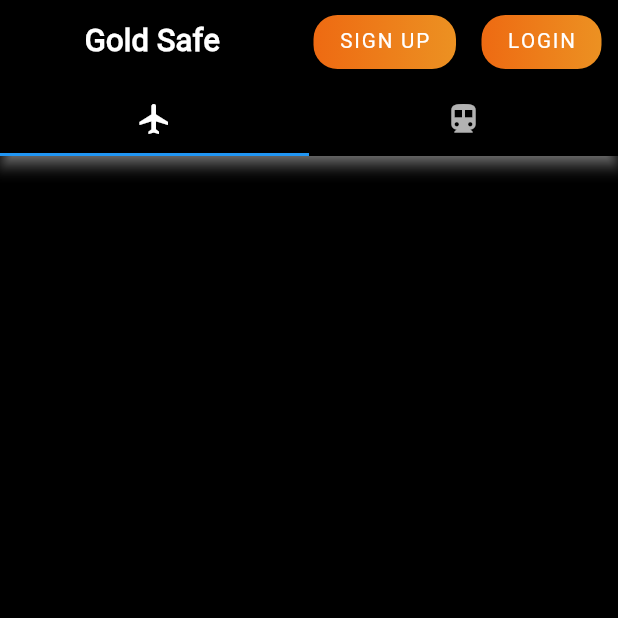
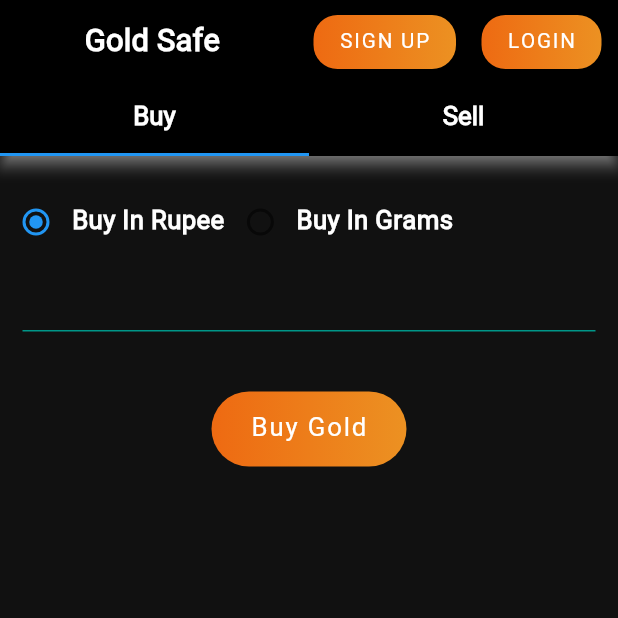
Before and after one commit to shri-rang/streamapp, a Flutter app: the HomeScreen screen opened directly, on a phone screen of 412 x 824 dp, the top half of it. Run offline on Flutter 3.47's test engine with Material 2 defaults, Android fonts, the phone set to English and light mode, and no system bars; our stand-ins replace animated_notch_bottom_bar, animated_splash_screen, bloc, carousel_slider, chewie, country_code_picker and 29 more; missing offline and left inert: admob_flutter, app_review, flutter_downloader, flutter_pagewise, flutter_paypal, flutter_share and 2 more; accounts and stored records are empty; network calls fail; statements that could not run were skipped.

Commit message:
gold new ui

```diff
--- a/lib/screen/Tabs/Buy.dart
+++ b/lib/screen/Tabs/Buy.dart
@@ -0,0 +1,183 @@
+import 'package:flutter/material.dart';
+import 'package:flutter_screenutil/flutter_screenutil.dart';
+import 'package:oxoo/colors.dart';
+import 'package:oxoo/pages/CoontinuePage.dart';
+
+class BuyScreen extends StatefulWidget {
+  const BuyScreen({super.key});
+
+  @override
+  State<BuyScreen> createState() => _BuyScreenState();
+}
+
+class _BuyScreenState extends State<BuyScreen> {
+  String buyIn = "buyinR";
+  TextEditingController _controller = TextEditingController();
+
+  @override
+  Widget build(BuildContext context) {
+    return Scaffold(
+      body: Column(
+        children: [
+          Container(
+            child: Column(
+              children: [
+                SizedBox(height: 20),
+                Row(
+                  children: [
+                    buyInWidget("buyinR", "Buy In Rupee"),
+                    buyInWidget("buyinGm", "Buy In Grams"),
+                  ],
+                ),
+                Padding(
+                  padding: const EdgeInsets.symmetric(horizontal: 15),
+                  child: TextFormField(
+                    controller: _controller,
+                    decoration: InputDecoration(
+                      // labelText: "Enter Email",
+                      fillColor: Colors.white,
+                      prefix: Padding(
+                        padding: const EdgeInsets.only(right: 10),
+                        child: Text(
+                          "₹",
+                          style: textStyle,
+                        ),
+                      ),
+                      suffix: Text(
+                        "= 0.3245",
+                        style: textStyle,
+                      ),
+                      enabledBorder: UnderlineInputBorder(
+                        borderSide: BorderSide(color: Colors.teal),
+                      ),
+                      focusedBorder: UnderlineInputBorder(
+                        borderSide: BorderSide(color: Colors.teal),
+                      ),
+                      border: UnderlineInputBorder(
+                        borderSide: BorderSide(color: Colors.teal),
+                      ),
+                      // focusedBorder: OutlineInputBorder(
+
+                      //   borderRadius: BorderRadius.circular(25.0),
+                      //   borderSide: BorderSide(
+
+                      //     color: Colors.blue,
+                      //   ),
+                      // ),
+                      // enabledBorder: OutlineInputBorder(
+
+                      //   // borderRadius: BorderRadius.circular(25.0),
+                      //   borderSide: BorderSide(
+                      //     color: Colors.blue,
+                      //     width: 2.0,
+                      //   ),
+                      // ),
+                    ),
+                  ),
+                ),
+                SizedBox(
+                  height: 40,
+                ),
+                PrimaryButtonT(
+                  title: "Buy Gold",
+                  width: 130,
+                  onTap: () {},
+                  // screenWidth * .8,
+                  height: 50,
+                ),
+              ],
+            ),
+          )
+        ],
+      ),
+    );
+  }
+
+  Widget buyInWidget(String buy, String title) {
+    return Row(
+      children: [
+        Radio(
+          value: buy,
+          groupValue: buyIn,
+          onChanged: (value) {
+            buyIn = value!;
+            setState(() {});
+          },
+        ),
+        Text(
+          title,
+          style: textStyle,
+          //"Buy In Rupee"
+        )
+      ],
+    );
+  }
+}
+
+TextStyle textStyle = TextStyle(
+    fontFamily: 'Sans Serif',
+    fontSize: 15.sp,
+    color: Colors.white,
+    fontWeight: FontWeight.bold);
+
+class PrimaryButtonT extends StatelessWidget {
+  PrimaryButtonT(
+      {Key? key,
+      required this.title,
+      required this.width,
+      required this.height,
+      required this.onTap})
+      : super(key: key);
+  String title;
+  double width;
+  double height;
+  VoidCallback? onTap;
+  @override
+  Widget build(BuildContext context) {
+    return Container(
+        width: width,
+        height: height,
+        decoration: BoxDecoration(
+          // color: grey,
+          borderRadius: BorderRadius.all(Radius.circular(30)),
+          gradient: LinearGradient(
+              begin: Alignment.bottomLeft,
+              end: Alignment.bottomRight,
+              colors: [
+                // Color(0xffA82324),
+                lightpurple,
+                purple
+              ]),
+        ),
+        child: ElevatedButton(
+            style: ElevatedButton.styleFrom(
+              backgroundColor: Colors.transparent,
+              shadowColor: Colors.transparent,
+              shape: RoundedRectangleBorder(
+                borderRadius: BorderRadius.circular(12), // <-- Radius
+              ),
+            ),
+            onPressed: onTap,
+            child: Text(title,
+                style: TextStyle(
+                    fontFamily: 'Sans Serif',
+                    fontSize: 15.sp,
+                    color: Colors.white,
+                    fontWeight: FontWeight.w400)
+                // style:
+                // GoogleFonts.araboto(
+                //     fontWeight: FontWeight.w700, color: Colors.white),
+                ))
+        //  Center(
+        //     child: Text(title,
+        //         style: TextStyle(
+        //             fontSize: 15.sp,
+        //             color: Colors.white,
+        //             fontWeight: FontWeight.w400)
+        //         // style: GoogleFonts.nunito(
+        //         //     fontWeight: FontWeight.w700, color: Colors.white),
+        //         )
+        //         ),
+        );
+  }
+}
--- a/lib/screen/Tabs/Sell.dart
+++ b/lib/screen/Tabs/Sell.dart
@@ -0,0 +1,43 @@
+import 'package:flutter/material.dart';
+import 'package:oxoo/screen/Tabs/Buy.dart';
+
+class SellScreen extends StatefulWidget {
+  const SellScreen({super.key});
+
+  @override
+  State<SellScreen> createState() => _SellScreenState();
+}
+
+class _SellScreenState extends State<SellScreen> {
+  @override
+  Widget build(BuildContext context) {
+    return Scaffold(
+      body: Padding(
+        padding: const EdgeInsets.symmetric(horizontal: 16),
+        child: Column(
+          children: [
+            SizedBox(
+              height: 100,
+            ),
+            Center(
+              child: Text(
+                "Create an account to buy and sell 24K gold!",
+                style: textStyle.copyWith(fontSize: 21),
+              ),
+            ),
+            SizedBox(
+              height: 40,
+            ),
+            PrimaryButtonT(
+              title: "Sell Now",
+              width: 130,
+              onTap: () {},
+              // screenWidth * .8,
+              height: 50,
+            ),
+          ],
+        ),
+      ),
+    );
+  }
+}
--- a/lib/screen/home_screen.dart
+++ b/lib/screen/home_screen.dart
@@ -2,6 +2,8 @@ import 'package:flutter/material.dart';
 import 'package:flutter_screenutil/flutter_screenutil.dart';
 import 'package:hive/hive.dart';
 import 'package:oxoo/pages/CoontinuePage.dart';
+import 'package:oxoo/screen/Tabs/Buy.dart';
+import 'package:oxoo/screen/Tabs/Sell.dart';
 import 'package:oxoo/server/repository.dart';
 import 'package:oxoo/widgets/home_screen/country_item.dart';
 import 'package:oxoo/widgets/home_screen/popular_star.dart';
@@ -56,44 +58,50 @@ class _HomeScreenState extends State<HomeScreen> {
           backgroundColor:
               isDark! ? CustomTheme.primaryColorDark : Colors.transparent,
           automaticallyImplyLeading: false,
-            title:  Center(
+          title: Center(
             child: Text("Gold Safe",
                 style: TextStyle(
                     fontFamily: 'Sans Serif',
                     fontSize: 18.sp,
                     color: Colors.white,
-                        fontWeight: FontWeight.bold )
-              ),
+                    fontWeight: FontWeight.bold)),
           ),
           bottom: TabBar(
             tabs: [
-            Tab(icon: Icon(Icons.flight)),
-            Tab(icon: Icon(Icons.directions_transit)),
+              Tab(
+                  icon: Text("Buy",
+                      style: TextStyle(
+                          fontFamily: 'Sans Serif',
+                          fontSize: 15.sp,
+                          color: Colors.white,
+                          fontWeight: FontWeight.bold))) ,
+              Tab(
+                  icon: Text("Sell",
+                      style: TextStyle(
+                          fontFamily: 'Sans Serif',
+                          fontSize: 15.sp,
+                          color: Colors.white,
+                          fontWeight: FontWeight.bold))),
               // Tab(icon: Icon(Icons.directions_car)),
             ],
           ),
           actions: [
             Padding(
-                  padding:  EdgeInsets.symmetric(  horizontal: 6, vertical: 10),
+              padding: EdgeInsets.symmetric(horizontal: 6, vertical: 10),
               child: PrimaryButton(
                 title: "SIGN UP",
-                          width:95,
-                          onTap: () {
-
-                          },
+                width: 95,
+                onTap: () {},
                 // screenWidth * .8,
                 height: 25,
               ),
             ),
-
             Padding(
-                  padding:  EdgeInsets.symmetric(  horizontal: 11, vertical: 10),
+              padding: EdgeInsets.symmetric(horizontal: 11, vertical: 10),
               child: PrimaryButton(
                 title: "LOGIN",
-                          width:80,
-                          onTap: () {
-
-                          },
+                width: 80,
+                onTap: () {},
                 // screenWidth * .8,
                 height: 25,
               ),
@@ -102,11 +110,10 @@ class _HomeScreenState extends State<HomeScreen> {
         ),
         backgroundColor:
             isDark! ? CustomTheme.primaryColorDark : Colors.transparent,
-        body:
-          TabBarView(
+        body: TabBarView(
           children: [
-          Icon(Icons.flight, size: 350),
-          Icon(Icons.directions_transit, size: 350),
+            BuyScreen(),
+            SellScreen()
             // Icon(Icons.directions_car, size: 350),
           ],
         ),
--- a/pubspec.yaml
+++ b/pubspec.yaml
@@ -79,6 +79,8 @@ dependencies:
   flutter_screenutil: ^5.6.0
   google_fonts: ^4.0.0
   animated_splash_screen: ^1.3.0
+dependency_overrides:
+    modal_bottom_sheet: ^3.0.0-pre
 dev_dependencies:
   build_runner: ^2.0.6
   flutter_launcher_icons: ^0.10.0
```
Lines whose indentation alone changed are shown as unchanged.
